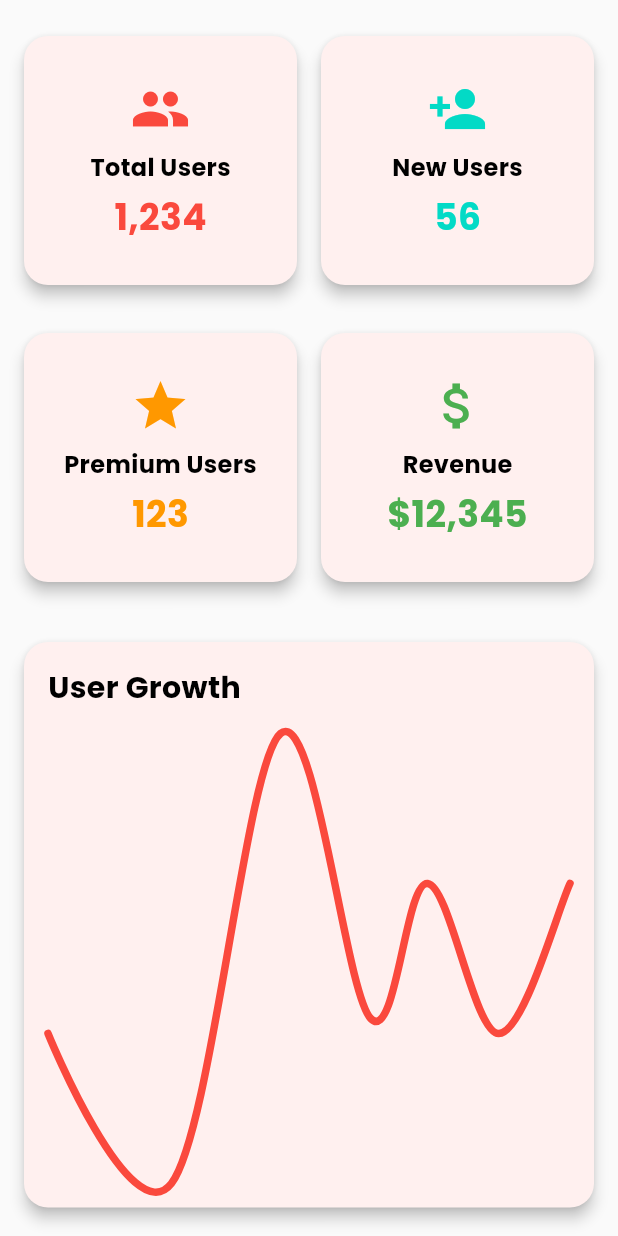
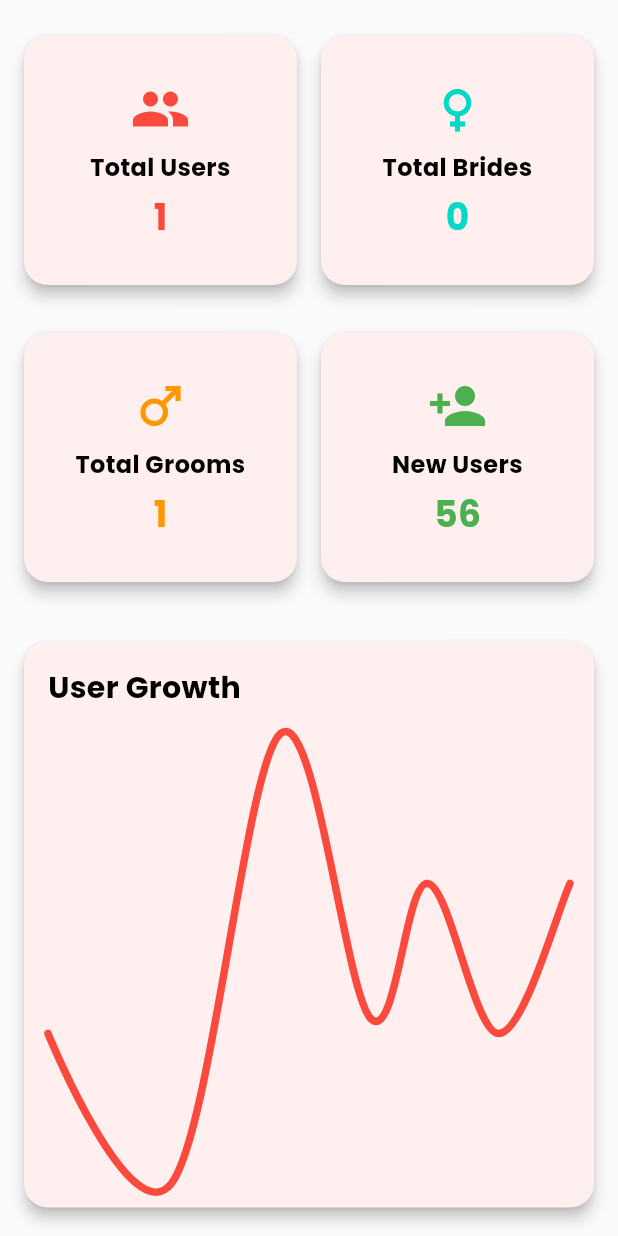
Before and after one commit to shreej007/mm_web, a Flutter app: the DashboardScreen screen opened by its route, on a phone screen of 412 x 824 dp. Run offline on Flutter 3.47's test engine with Material 3 defaults, Android fonts, the phone set to English and light mode, and no system bars; drawn by our look-alikes of fl_chart; our stand-ins replace email_validator, get, google_fonts; accounts and stored records are empty.

Commit message:
changes in dashboard

```diff
--- a/lib/app/modules/dashboard/dashboard_screen.dart
+++ b/lib/app/modules/dashboard/dashboard_screen.dart
@@ -1,5 +1,7 @@
 import 'package:fl_chart/fl_chart.dart';
 import 'package:flutter/material.dart';
+import 'package:get/get.dart';
+import 'package:myapp/app/modules/users/users_controller.dart';
 import '../../../core/theme/text_styles.dart';
 
 class DashboardScreen extends StatelessWidget {
@@ -7,42 +9,59 @@ class DashboardScreen extends StatelessWidget {
 
   @override
   Widget build(BuildContext context) {
+    final UsersController usersController = Get.find<UsersController>();
+    final isSmallScreen = MediaQuery.of(context).size.width < 600;
+
+    final bridesCount = usersController.filteredUsers
+        .where((user) => user.basicInfo.gender.toLowerCase() == 'female')
+        .length;
+    final groomsCount = usersController.filteredUsers
+        .where((user) => user.basicInfo.gender.toLowerCase() == 'male')
+        .length;
+
     return Scaffold(
       body: SingleChildScrollView(
         padding: const EdgeInsets.all(16.0),
         child: Column(
           children: [
-            GridView.count(
+            Obx(
+              () => GridView.count(
                 shrinkWrap: true,
-              crossAxisCount: 2,
+                crossAxisCount: isSmallScreen ? 2 : 4,
                 crossAxisSpacing: 16,
                 mainAxisSpacing: 16,
+                childAspectRatio: isSmallScreen ? 1 : 1.8,
                 children: [
                   _buildSummaryCard(
                     'Total Users',
-                  '1,234',
+                    usersController.filteredUsers.length.toString(),
                     Icons.people,
                     const Color(0xfffa493d),
+                    isSmallScreen,
+                  ),
+                  _buildSummaryCard(
+                    'Total Brides',
+                    bridesCount.toString(),
+                    Icons.female,
+                    const Color(0xFF03DAC6),
+                    isSmallScreen,
+                  ),
+                  _buildSummaryCard(
+                    'Total Grooms',
+                    groomsCount.toString(),
+                    Icons.male,
+                    Colors.orange,
+                    isSmallScreen,
                   ),
                   _buildSummaryCard(
                     'New Users',
-                  '56',
+                    '56', // Placeholder
                     Icons.person_add,
-                  const Color(0xFF03DAC6),
-                ),
-                _buildSummaryCard(
-                  'Premium Users',
-                  '123',
-                  Icons.star,
-                  Colors.orange,
-                ),
-                _buildSummaryCard(
-                  'Revenue',
-                  '\$12,345',
-                  Icons.attach_money,
                     Colors.green,
+                    isSmallScreen,
                   ),
                 ],
+              ),
             ),
             const SizedBox(height: 24),
             _buildChart(),
@@ -57,26 +76,30 @@ class DashboardScreen extends StatelessWidget {
     String value,
     IconData icon,
     Color color,
+    bool isSmallScreen,
   ) {
     return Card(
       elevation: 4,
       shape: RoundedRectangleBorder(borderRadius: BorderRadius.circular(16)),
       child: Padding(
-        padding: const EdgeInsets.all(16.0),
+        padding: const EdgeInsets.all(12.0),
         child: Column(
           mainAxisAlignment: MainAxisAlignment.center,
           children: [
-            Icon(icon, size: 40, color: color),
+            Icon(icon, size: isSmallScreen ? 40 : 32, color: color),
             const SizedBox(height: 8),
             Text(
               title,
-              style: AppTextStyles.headingStyle.copyWith(fontSize: 16),
+              textAlign: TextAlign.center,
+              style: AppTextStyles.headingStyle.copyWith(
+                fontSize: isSmallScreen ? 16 : 14,
+              ),
             ),
             const SizedBox(height: 4),
             Text(
               value,
               style: AppTextStyles.headingStyle.copyWith(
-                fontSize: 24,
+                fontSize: isSmallScreen ? 24 : 20,
                 color: color,
               ),
             ),
--- a/lib/main.dart
+++ b/lib/main.dart
@@ -22,7 +22,7 @@ class MyApp extends StatelessWidget {
     final themeProvider = Provider.of<ThemeProvider>(context);
 
     return GetMaterialApp(
-      title: 'Matrimony Admin Panel',
+      title: 'Maratha Mangal',
       theme: AppTheme.lightTheme,
       darkTheme: AppTheme.darkTheme,
       themeMode: themeProvider.themeMode,
```
Also changed, not shown: lib/app/modules/root/root_screen.dart (+43 -13 lines), lib/app/modules/users/users_screen.dart (+8 -2 lines). Lines whose indentation alone changed are shown as unchanged.
